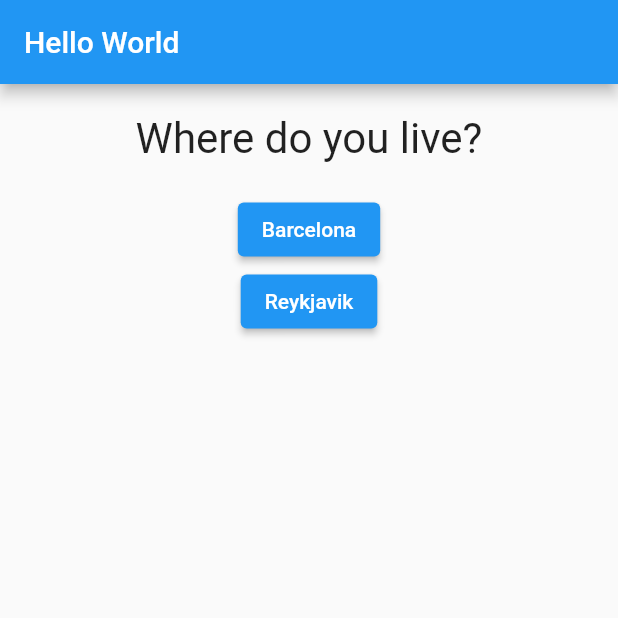
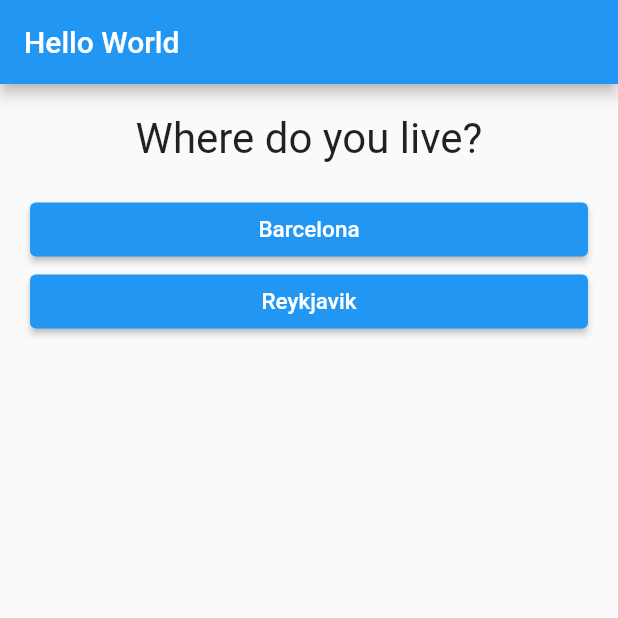
Before and after one commit to pauIbanez/ShoppingList, a Flutter app: the screen it shows after launch, on a phone screen of 412 x 824 dp, the top half of it. Run offline on Flutter 3.47's test engine with Material 2 defaults, Android fonts, the phone set to English and light mode, and no system bars.

Commit message:
added styles to the buttons

```diff
--- a/lib/widgets/AnswerButton/AnswerButton.dart
+++ b/lib/widgets/AnswerButton/AnswerButton.dart
@@ -1,6 +1,3 @@
-
-import 'dart:ffi';
-
 import 'package:flutter/material.dart';
 
 class AnswerButton extends StatelessWidget {
@@ -11,6 +8,17 @@ class AnswerButton extends StatelessWidget {
 
   @override
   Widget build(BuildContext context) {
-    return ElevatedButton(onPressed: onPress, child: Text(text));
+    return Container(
+      margin: EdgeInsets.only(left: 20, right: 20),
+      width: double.infinity,
+      child: ElevatedButton(onPressed: onPress,
+        child: Text(
+          text,
+          style: TextStyle(
+            fontSize: 15,
+          ),
+        )
+      )
+    );
   }
 }
```
